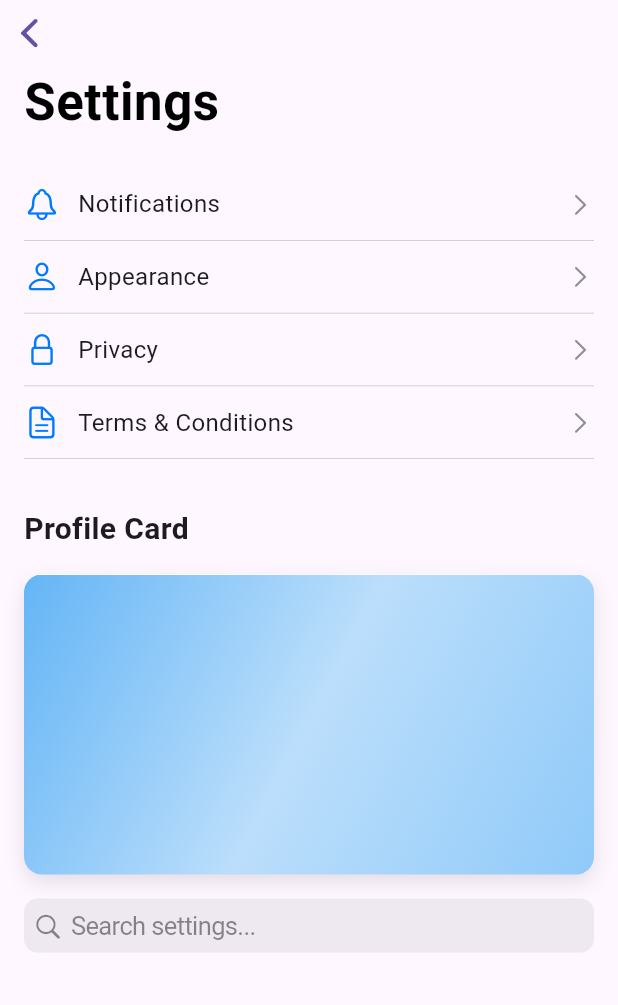
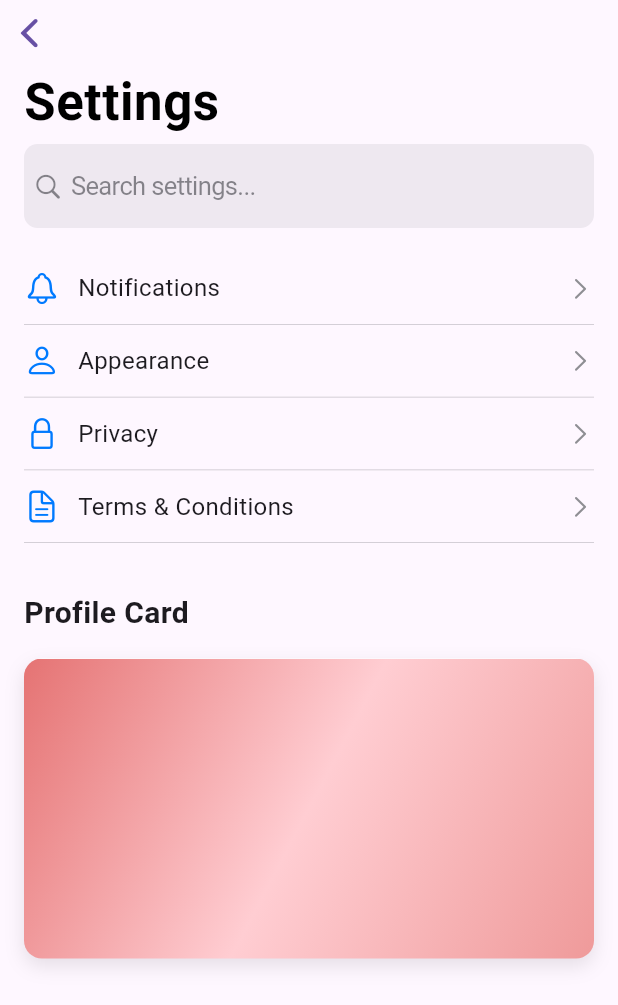
Before and after one commit to ChaniduMadalagama/flutter-test, a Flutter app: the SettingsScreen screen opened by its route, on a phone screen of 412 x 824 dp. Shown: the top 1005 px of the screen. Run offline on Flutter 3.47's test engine with Material 3 defaults, Android fonts, the phone set to English and light mode, and no system bars; our stand-ins replace rxdart; accounts and stored records are empty.

Commit message:
Finla Commit

```diff
--- /dev/null
+++ b/lib/models/models.dart
@@ -0,0 +1 @@
+export './user.dart';
--- /dev/null
+++ b/lib/providers/provider.dart
@@ -0,0 +1,2 @@
+export './search_provider.dart';
+export './user_provider.dart';
--- a/lib/providers/search_provider.dart
+++ b/lib/providers/search_provider.dart
@@ -1,5 +1,6 @@
 import 'package:flutter/foundation.dart';
 import 'package:rxdart/rxdart.dart';
+
 import '../services/search_service.dart';
 
 // Search states
--- a/lib/providers/user_provider.dart
+++ b/lib/providers/user_provider.dart
@@ -1,6 +1,6 @@
 // user_provider.dart
 import 'package:flutter/foundation.dart';
-import '../models/user.dart';
+import '../models/models.dart';
 import '../repositories/user_repository.dart';
 
 // Enum for tracking the state of the user data
--- /dev/null
+++ b/lib/repositories/repositary.dart
@@ -0,0 +1 @@
+export './user_repository.dart';
--- a/lib/repositories/user_repository.dart
+++ b/lib/repositories/user_repository.dart
@@ -1,7 +1,8 @@
 // user_repository.dart
 import 'dart:convert';
 import 'package:http/http.dart' as http;
-import '../models/user.dart';
+
+import '../models/models.dart';
 
 class UserRepository {
   final http.Client _client;
--- /dev/null
+++ b/lib/screens/screens.dart
@@ -0,0 +1,3 @@
+export './search_screen.dart';
+export './settings_screen.dart';
+export './user_profile_screen.dart';
--- a/lib/screens/settings_screen.dart
+++ b/lib/screens/settings_screen.dart
@@ -19,7 +19,7 @@ class _SettingsScreenState extends State<SettingsScreen> {
     super.dispose();
   }
 
-  //Custem CupertinoActionSheet
+  //custem wiget for howTermsAndConditions
   void _showTermsAndConditions() {
     showCupertinoModalPopup(
       context: context,
@@ -66,7 +66,6 @@ class _SettingsScreenState extends State<SettingsScreen> {
             return true;
           },
           child: CustomScrollView(
-            physics: const BouncingScrollPhysics(),
             slivers: [
               CupertinoSliverNavigationBar(
                 largeTitle: const Text('Settings'),
@@ -75,6 +74,23 @@ class _SettingsScreenState extends State<SettingsScreen> {
                 padding: EdgeInsetsDirectional.zero,
                 backgroundColor: CupertinoColors.systemBackground.withOpacity(
                   0.9,
+                ),
+                bottom: PreferredSize(
+                  preferredSize: const Size.fromHeight(56.0),
+                  child: AnimatedOpacity(
+                    opacity: _isSearchVisible ? 1.0 : 0.0,
+                    duration: const Duration(milliseconds: 200),
+                    child: Padding(
+                      padding: const EdgeInsets.symmetric(horizontal: 16),
+                      child: CupertinoSearchTextField(
+                        controller: _searchController,
+                        placeholder: 'Search settings...',
+                        onChanged: (value) {
+                          // Handle search
+                        },
+                      ),
+                    ),
+                  ),
                 ),
               ),
               SliverToBoxAdapter(
@@ -118,9 +134,9 @@ class _SettingsScreenState extends State<SettingsScreen> {
                             begin: Alignment.topLeft,
                             end: Alignment.bottomRight,
                             colors: [
-                              Colors.blue.shade300,
-                              Colors.blue.shade100,
-                              Colors.blue.shade200,
+                              Colors.red.shade300,
+                              Colors.red.shade100,
+                              Colors.red.shade200,
                             ],
                           ).createShader(bounds);
                         },
@@ -131,7 +147,7 @@ class _SettingsScreenState extends State<SettingsScreen> {
                             borderRadius: BorderRadius.circular(12),
                             boxShadow: [
                               BoxShadow(
-                                color: Colors.black.withOpacity(0.1),
+                                color: Colors.black.withValues(alpha: 0.1),
                                 blurRadius: 10,
                                 offset: const Offset(0, 5),
                               ),
@@ -148,19 +164,6 @@ class _SettingsScreenState extends State<SettingsScreen> {
                           ),
                         ),
                       ),
-
-                      const SizedBox(height: 16),
-                      AnimatedOpacity(
-                        opacity: _isSearchVisible ? 1.0 : 0.0,
-                        duration: const Duration(milliseconds: 200),
-                        child: CupertinoSearchTextField(
-                          controller: _searchController,
-                          placeholder: 'Search settings...',
-                          onChanged: (value) {
-                            // Handle search
-                          },
-                        ),
-                      ),
                       const SizedBox(height: 24),
                     ],
                   ),
@@ -173,7 +176,7 @@ class _SettingsScreenState extends State<SettingsScreen> {
     );
   }
 
-  //build setings item custem wiget
+  //custem wiget for the steings items
   Widget _buildSettingsItem(
     String title,
     IconData icon, {
--- a/lib/screens/user_profile_screen.dart
+++ b/lib/screens/user_profile_screen.dart
@@ -1,6 +1,7 @@
 import 'package:flutter/material.dart';
 import 'package:provider/provider.dart';
-import '../providers/user_provider.dart';
+
+import '../providers/provider.dart';
 
 class UserProfileScreen extends StatelessWidget {
   final String userId;
--- a/lib/services/search_service.dart
+++ b/lib/services/search_service.dart
@@ -34,6 +34,7 @@ class SearchService {
   final Random _random = Random();
 
   Future<List<String>> searchItems(String query) async {
+    try {
       // Simulate network delay between 200ms and 1000ms
       await Future.delayed(Duration(milliseconds: 200 + _random.nextInt(800)));
 
@@ -50,5 +51,10 @@ class SearchService {
       return _mockData
           .where((item) => item.toLowerCase().contains(query.toLowerCase()))
           .toList();
+    } catch (e) {
+      // Handle the error here (e.g., logging or returning an empty list)
+      print('Error: $e');
+      return [];
     }
   }
+}
--- /dev/null
+++ b/lib/services/service.dart
@@ -0,0 +1 @@
+export './service.dart';
--- a/pubspec.yaml
+++ b/pubspec.yaml
@@ -21,7 +21,3 @@ dev_dependencies:
 
 flutter:
   uses-material-design: true
-
-  assets:
-    - assets/images/
-    - assets/images/logo.png
```
Also changed, not shown: assets/images/home_bg.png (deleted), assets/images/logo.png (deleted), assets/images/start_explore.png (deleted), assets/images/user_role-ndis_seeker.png (deleted), assets/images/user_role-ndis_supportworker.png (deleted). Lines whose indentation alone changed are shown as unchanged.
